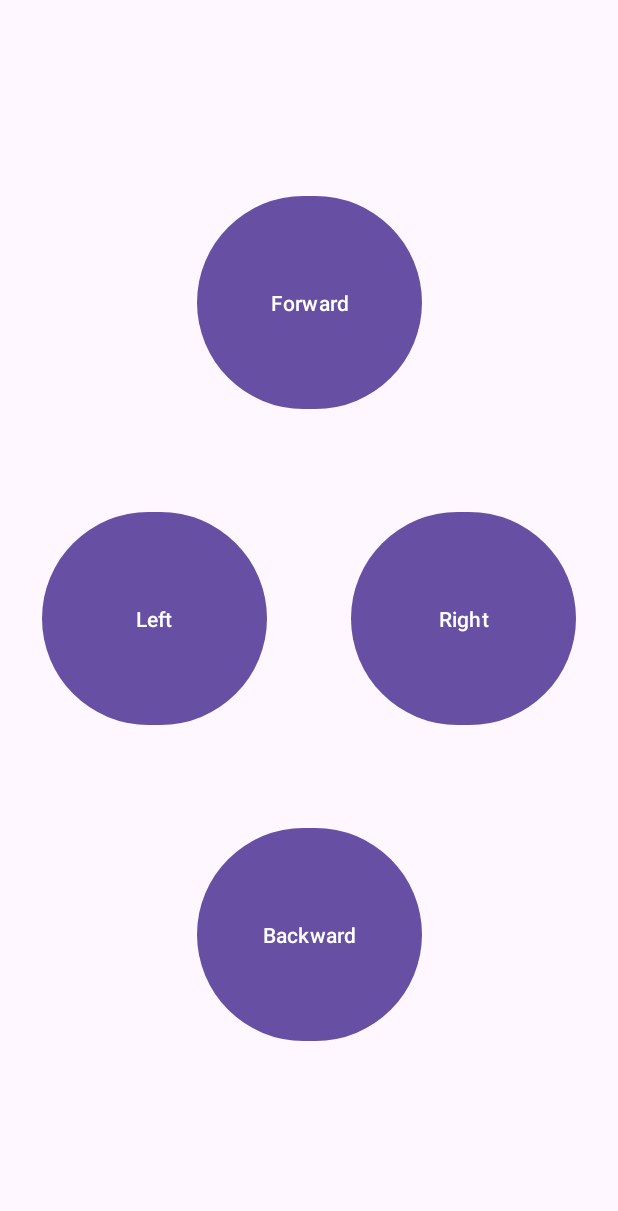
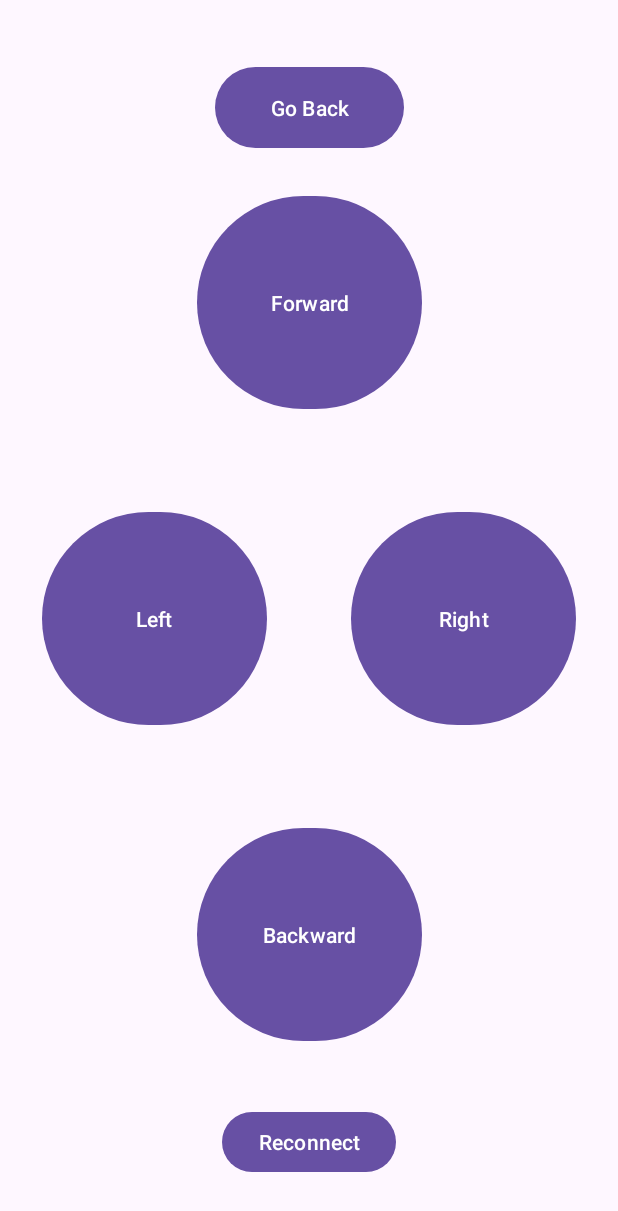
Before and after one commit to KMaciejewsk/SW-apk, an Android app: the screen it shows after launch (MainActivity), on a phone screen of 412 x 824 dp. Shown: the top 1211 px of the screen. Run offline under Robolectric (Android 15) with nearby library versions, the phone set to English and light mode, and no system bars.

Commit message:
Version 2

```diff
--- a/app/src/main/AndroidManifest.xml
+++ b/app/src/main/AndroidManifest.xml
@@ -2,6 +2,7 @@
 <manifest xmlns:android="http://schemas.android.com/apk/res/android"
     xmlns:tools="http://schemas.android.com/tools">
 
+    <uses-permission android:name="android.permission.INTERNET"></uses-permission>
     <application
         android:allowBackup="true"
         android:dataExtractionRules="@xml/data_extraction_rules"
--- a/app/src/main/java/com/example/myapplication/MainActivity.java
+++ b/app/src/main/java/com/example/myapplication/MainActivity.java
@@ -1,8 +1,11 @@
 package com.example.myapplication;
+
+import static java.sql.DriverManager.println;
 
 import androidx.appcompat.app.AppCompatActivity;
 
 import android.annotation.SuppressLint;
+import android.util.Log;
 import android.widget.TextView;
 import android.view.View;
 import android.view.MotionEvent;
@@ -21,9 +24,9 @@ public class MainActivity extends AppCompatActivity {
     Button button_backward;
     Button button_left;
     Button button_right;
+    Button button_go_back;
+    Button button_reconnect;
     TextView text;
-    long startTime;
-    long endTime;
     Socket socket;
     OutputStream out;
 
@@ -37,22 +40,27 @@ public class MainActivity extends AppCompatActivity {
         button_backward = findViewById(R.id.button2);
         button_left = findViewById(R.id.button3);
         button_right = findViewById(R.id.button4);
+        button_go_back = findViewById(R.id.button5);
+        button_reconnect = findViewById(R.id.button6);
         text = findViewById(R.id.textView);
 
         // Initialize TCP connection
+        Log.d("TCP", "Initializing TCP connection");
         initializeTCPConnection();
+        Log.d("TCP", "TCP connection initialized");
 
         button_forward.setOnTouchListener(new View.OnTouchListener() {
             @Override
             public boolean onTouch(View v, MotionEvent event) {
                 if(event.getAction() == MotionEvent.ACTION_DOWN) {
                     text.setText("Forward");
-                    sendCommand("F");
-                    startTime = System.currentTimeMillis();
+                    sendCommand("F>" + System.currentTimeMillis());
+                    Log.d("Sent", "F>" + System.currentTimeMillis());
                 }
                 else if (event.getAction() == MotionEvent.ACTION_UP) {
                     text.setText("Stop");
-                    sendCommand("S" + (System.currentTimeMillis() - startTime));
+                    sendCommand("S>" + System.currentTimeMillis());
+                    Log.d("Sent", "S>" + System.currentTimeMillis());
                 }
                 return false;
             }
@@ -63,12 +71,11 @@ public class MainActivity extends AppCompatActivity {
             public boolean onTouch(View v, MotionEvent event) {
                 if(event.getAction() == MotionEvent.ACTION_DOWN) {
                     text.setText("Backward");
-                    sendCommand("B");
-                    startTime = System.currentTimeMillis();
+                    sendCommand("B>" + System.currentTimeMillis());
                 }
                 else if (event.getAction() == MotionEvent.ACTION_UP) {
                     text.setText("Stop");
-                    sendCommand("S" + (System.currentTimeMillis() - startTime));
+                    sendCommand("S>" + System.currentTimeMillis());
                 }
                 return false;
             }
@@ -79,12 +86,11 @@ public class MainActivity extends AppCompatActivity {
             public boolean onTouch(View v, MotionEvent event) {
                 if(event.getAction() == MotionEvent.ACTION_DOWN) {
                     text.setText("Left");
-                    sendCommand("L");
-                    startTime = System.currentTimeMillis();
+                    sendCommand("L>" + System.currentTimeMillis());
                 }
                 else if (event.getAction() == MotionEvent.ACTION_UP) {
                     text.setText("Stop");
-                    sendCommand("S" + (System.currentTimeMillis() - startTime));
+                    sendCommand("S>" + System.currentTimeMillis());
                 }
                 return false;
             }
@@ -95,14 +101,32 @@ public class MainActivity extends AppCompatActivity {
             public boolean onTouch(View v, MotionEvent event) {
                 if(event.getAction() == MotionEvent.ACTION_DOWN) {
                     text.setText("Right");
-                    sendCommand("R");
-                    startTime = System.currentTimeMillis();
+                    sendCommand("R>" + System.currentTimeMillis());
                 }
                 else if (event.getAction() == MotionEvent.ACTION_UP) {
                     text.setText("Stop");
-                    sendCommand("S" + (System.currentTimeMillis() - startTime));
+                    sendCommand("S>" + System.currentTimeMillis());
                 }
                 return false;
+            }
+        });
+
+        button_go_back.setOnTouchListener(new View.OnTouchListener() {
+            @Override
+            public boolean onTouch(View v, MotionEvent event) {
+                if(event.getAction() == MotionEvent.ACTION_DOWN) {
+                    text.setText("Go back");
+                    sendCommand("back");
+                }
+
+                return false;
+            }
+        });
+
+        button_reconnect.setOnClickListener(new View.OnClickListener() {
+            @Override
+            public void onClick(View v) {
+                initializeTCPConnection();
             }
         });
     }
@@ -113,7 +137,7 @@ public class MainActivity extends AppCompatActivity {
             public void run() {
                 try {
                     socket = new Socket();
-                    socket.connect(new InetSocketAddress("127.0.0.1", 5000));
+                    socket.connect(new InetSocketAddress("192.168.1.42", 10000));
                     out = new DataOutputStream(socket.getOutputStream());
                 } catch (IOException e) {
                     e.printStackTrace();
@@ -123,14 +147,12 @@ public class MainActivity extends AppCompatActivity {
     }
 
     private void sendCommand(final String command) {
+       //send command to server
         new Thread(new Runnable() {
             @Override
             public void run() {
                 try {
-                    if (out != null) {
-                        out.write(command.getBytes());
-                        out.flush();
-                    }
+                    out.write(command.getBytes());
                 } catch (IOException e) {
                     e.printStackTrace();
                 }
--- a/app/src/main/res/layout/activity_main.xml
+++ b/app/src/main/res/layout/activity_main.xml
@@ -55,4 +55,24 @@
         app:layout_constraintStart_toEndOf="@+id/textView"
         app:layout_constraintTop_toTopOf="parent" />
 
+    <Button
+        android:id="@+id/button5"
+        android:layout_width="126dp"
+        android:layout_height="62dp"
+        android:layout_marginBottom="24dp"
+        android:text="Go Back"
+        app:layout_constraintBottom_toTopOf="@+id/button"
+        app:layout_constraintEnd_toEndOf="parent"
+        app:layout_constraintStart_toStartOf="parent" />
+
+    <Button
+        android:id="@+id/button6"
+        android:layout_width="wrap_content"
+        android:layout_height="wrap_content"
+        android:text="Reconnect"
+        app:layout_constraintBottom_toBottomOf="parent"
+        app:layout_constraintEnd_toEndOf="parent"
+        app:layout_constraintStart_toStartOf="parent"
+        app:layout_constraintTop_toBottomOf="@+id/button2" />
+
 </androidx.constraintlayout.widget.ConstraintLayout>
```
